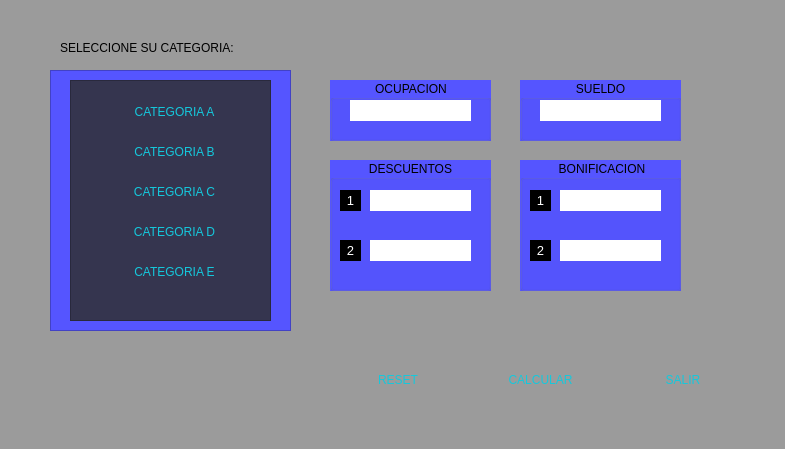
First picture: the form in formulario2-1.ui, repository Kaymi-2022/Ejercicio2-1, before the edit.
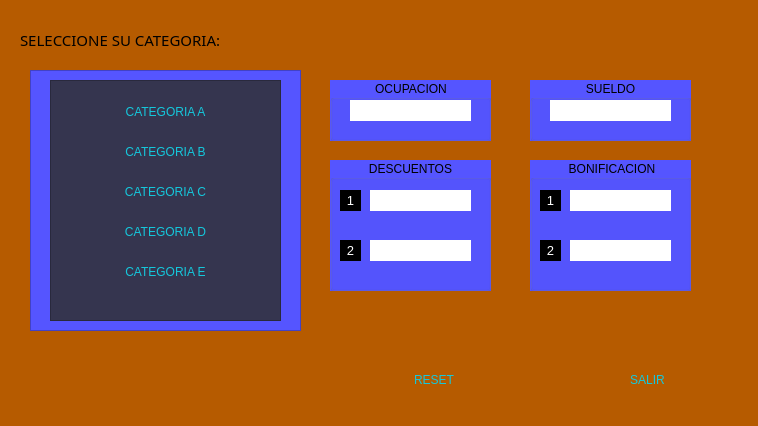
Second picture: the form after the edit.

```diff
--- a/formulario2-1.ui
+++ b/formulario2-1.ui
@@ -6,8 +6,8 @@
    <rect>
     <x>0</x>
     <y>0</y>
-    <width>785</width>
-    <height>449</height>
+    <width>758</width>
+    <height>426</height>
    </rect>
   </property>
   <property name="font">
@@ -20,15 +20,15 @@
    <string>DATOS DEL TRABAJADOR</string>
   </property>
   <property name="styleSheet">
-   <string notr="true">background-color: rgb(155, 155, 155);</string>
+   <string notr="true">background-color: rgb(182, 91, 0);</string>
   </property>
   <widget class="QWidget" name="centralwidget">
    <widget class="QFrame" name="frame">
     <property name="geometry">
      <rect>
-      <x>50</x>
+      <x>30</x>
       <y>70</y>
-      <width>241</width>
+      <width>271</width>
       <height>261</height>
      </rect>
     </property>
@@ -46,7 +46,7 @@
       <rect>
        <x>20</x>
        <y>10</y>
-       <width>201</width>
+       <width>231</width>
        <height>241</height>
       </rect>
      </property>
@@ -78,7 +78,7 @@
        <rect>
         <x>30</x>
         <y>60</y>
-        <width>149</width>
+        <width>171</width>
         <height>23</height>
        </rect>
       </property>
@@ -91,7 +91,7 @@
        <rect>
         <x>30</x>
         <y>100</y>
-        <width>149</width>
+        <width>171</width>
         <height>23</height>
        </rect>
       </property>
@@ -104,7 +104,7 @@
        <rect>
         <x>30</x>
         <y>140</y>
-        <width>149</width>
+        <width>171</width>
         <height>23</height>
        </rect>
       </property>
@@ -117,7 +117,7 @@
        <rect>
         <x>30</x>
         <y>180</y>
-        <width>149</width>
+        <width>171</width>
         <height>23</height>
        </rect>
       </property>
@@ -130,7 +130,7 @@
        <rect>
         <x>30</x>
         <y>20</y>
-        <width>149</width>
+        <width>171</width>
         <height>23</height>
        </rect>
       </property>
@@ -143,12 +143,21 @@
    <widget class="QLabel" name="label">
     <property name="geometry">
      <rect>
-      <x>60</x>
-      <y>40</y>
-      <width>241</width>
-      <height>16</height>
+      <x>20</x>
+      <y>30</y>
+      <width>301</width>
+      <height>20</height>
      </rect>
     </property>
+    <property name="font">
+     <font>
+      <family>Arial Black</family>
+      <pointsize>11</pointsize>
+      <weight>10</weight>
+      <italic>false</italic>
+      <bold>false</bold>
+     </font>
+    </property>
     <property name="styleSheet">
      <string notr="true">color: rgb(0, 0, 0);
 font: 75 12pt &quot;Arial&quot;;</string>
@@ -206,7 +215,7 @@
    <widget class="QGroupBox" name="groupBox_2">
     <property name="geometry">
      <rect>
-      <x>520</x>
+      <x>530</x>
       <y>80</y>
       <width>161</width>
       <height>61</height>
@@ -247,6 +256,9 @@
      <property name="text">
       <string/>
      </property>
+     <property name="alignment">
+      <set>Qt::AlignCenter</set>
+     </property>
     </widget>
    </widget>
    <widget class="QGroupBox" name="groupBox_3">
@@ -383,7 +395,7 @@
    <widget class="QGroupBox" name="groupBox_4">
     <property name="geometry">
      <rect>
-      <x>520</x>
+      <x>530</x>
       <y>160</y>
       <width>161</width>
       <height>131</height>
@@ -424,6 +436,9 @@
      <property name="text">
       <string/>
      </property>
+     <property name="alignment">
+      <set>Qt::AlignCenter</set>
+     </property>
     </widget>
     <widget class="QLabel" name="label_9">
      <property name="geometry">
@@ -449,6 +464,9 @@
      <property name="text">
       <string/>
      </property>
+     <property name="alignment">
+      <set>Qt::AlignCenter</set>
+     </property>
     </widget>
     <widget class="QLabel" name="label_10">
      <property name="geometry">
@@ -511,7 +529,7 @@
      </property>
     </widget>
    </widget>
-   <widget class="QWidget" name="">
+   <widget class="QWidget" name="layoutWidget">
     <property name="geometry">
      <rect>
       <x>330</x>
@@ -542,27 +560,7 @@
       </widget>
      </item>
      <item>
-      <widget class="QPushButton" name="pushButton_8">
-       <property name="styleSheet">
-        <string notr="true">QPushButton{
-font: 87 12pt &quot;Arial Black&quot;;
-background-color:#000000ff;
-color: rgb(20, 200, 220);
-border-radius:5px;
-border:1px sold white;
-}
-
-QPushButton:hover{
-background-color:black;
-}</string>
-       </property>
-       <property name="text">
-        <string>CALCULAR</string>
-       </property>
-      </widget>
-     </item>
-     <item>
-      <widget class="QPushButton" name="pushButton_9">
+      <widget class="QPushButton" name="bsalir">
        <property name="styleSheet">
         <string notr="true">QPushButton{
 font: 87 12pt &quot;Arial Black&quot;;
```
Left out of the diff: 35 changed lines with no effect on the pictures.
